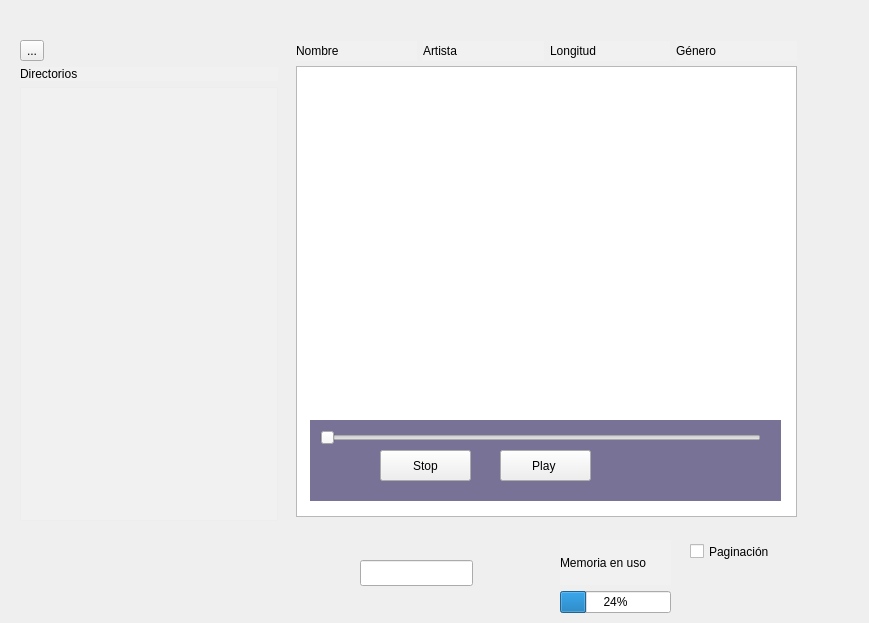
This is Proyecto1-Radio/widget.ui in lazhero/RadioOdyssey as Qt 5 draws it before an edit. The edited form follows.
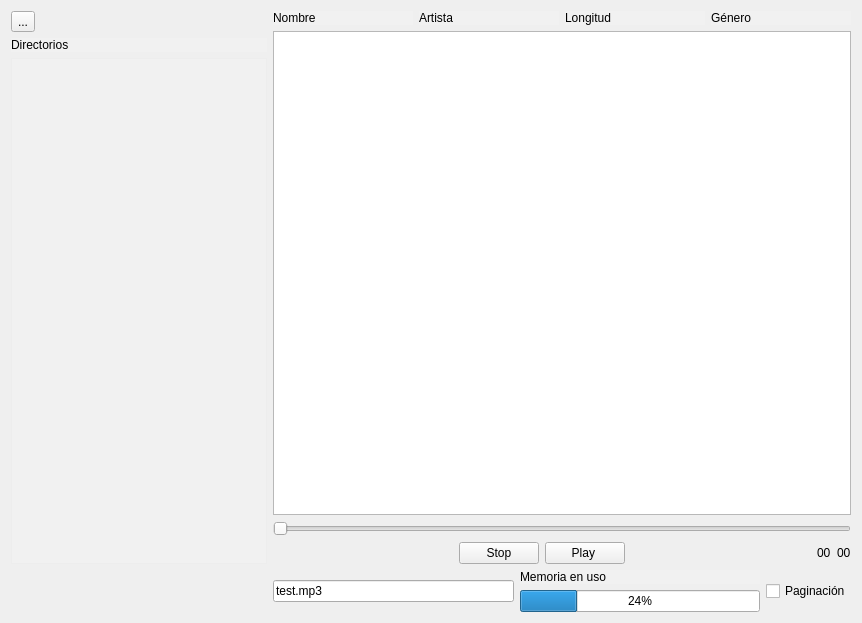
This is the edited form.

Commit message:
TimeBar and resizable window
-time bar works now with forward and backward
-the main window is now resizable

What changed in the file:
```diff
--- a/Proyecto1-Radio/widget.ui
+++ b/Proyecto1-Radio/widget.ui
@@ -6,7 +6,7 @@
    <rect>
     <x>0</x>
     <y>0</y>
-    <width>869</width>
+    <width>862</width>
     <height>623</height>
    </rect>
   </property>
@@ -16,28 +16,8 @@
   <property name="styleSheet">
    <string notr="true"/>
   </property>
-  <widget class="QCheckBox" name="checkBox">
-   <property name="geometry">
-    <rect>
-     <x>690</x>
-     <y>540</y>
-     <width>92</width>
-     <height>23</height>
-    </rect>
-   </property>
-   <property name="text">
-    <string>Paginación</string>
-   </property>
-  </widget>
-  <widget class="QWidget" name="layoutWidget">
-   <property name="geometry">
-    <rect>
-     <x>20</x>
-     <y>40</y>
-     <width>258</width>
-     <height>481</height>
-    </rect>
-   </property>
+  <layout class="QGridLayout" name="gridLayout">
+   <item row="0" column="0" rowspan="2">
    <layout class="QVBoxLayout" name="verticalLayout_2">
     <item>
      <widget class="QToolButton" name="toolButton">
@@ -66,16 +46,105 @@
      </widget>
     </item>
    </layout>
-  </widget>
-  <widget class="QWidget" name="layoutWidget">
-   <property name="geometry">
-    <rect>
-     <x>560</x>
-     <y>540</y>
+   </item>
+   <item row="1" column="1" colspan="3">
+    <layout class="QVBoxLayout" name="verticalLayout">
+     <item>
+      <widget class="QListView" name="listView"/>
+     </item>
+     <item>
+      <widget class="QSlider" name="timeBar">
+       <property name="orientation">
+        <enum>Qt::Horizontal</enum>
+       </property>
+      </widget>
+     </item>
+     <item>
+      <layout class="QHBoxLayout" name="horizontalLayout_2">
+       <item>
+        <spacer name="horizontalSpacer">
+         <property name="orientation">
+          <enum>Qt::Horizontal</enum>
+         </property>
+         <property name="sizeHint" stdset="0">
+          <size>
+           <width>40</width>
+           <height>20</height>
+          </size>
+         </property>
+        </spacer>
+       </item>
+       <item>
+        <widget class="QPushButton" name="PlayB_2">
+         <property name="styleSheet">
+          <string notr="true"/>
+         </property>
+         <property name="text">
+          <string>Stop</string>
+         </property>
+         <property name="iconSize">
+          <size>
      <width>111</width>
-     <height>73</height>
-    </rect>
-   </property>
+           <height>111</height>
+          </size>
+         </property>
+        </widget>
+       </item>
+       <item>
+        <widget class="QPushButton" name="PlayB">
+         <property name="styleSheet">
+          <string notr="true"/>
+         </property>
+         <property name="text">
+          <string>Play </string>
+         </property>
+         <property name="iconSize">
+          <size>
+           <width>111</width>
+           <height>111</height>
+          </size>
+         </property>
+        </widget>
+       </item>
+       <item>
+        <spacer name="horizontalSpacer_2">
+         <property name="orientation">
+          <enum>Qt::Horizontal</enum>
+         </property>
+         <property name="sizeHint" stdset="0">
+          <size>
+           <width>40</width>
+           <height>20</height>
+          </size>
+         </property>
+        </spacer>
+       </item>
+       <item>
+        <widget class="QLabel" name="Duration">
+         <property name="text">
+          <string>00</string>
+         </property>
+        </widget>
+       </item>
+       <item>
+        <widget class="QLabel" name="currentTIME">
+         <property name="text">
+          <string>00</string>
+         </property>
+        </widget>
+       </item>
+      </layout>
+     </item>
+    </layout>
+   </item>
+   <item row="2" column="1">
+    <widget class="QLineEdit" name="input">
+     <property name="text">
+      <string>test.mp3</string>
+     </property>
+    </widget>
+   </item>
+   <item row="2" column="2">
    <layout class="QVBoxLayout" name="verticalLayout_3">
     <item>
      <widget class="QLabel" name="label_10">
@@ -96,64 +165,15 @@
      </widget>
     </item>
    </layout>
-  </widget>
-  <widget class="QLabel" name="label">
-   <property name="geometry">
-    <rect>
-     <x>310</x>
-     <y>420</y>
-     <width>471</width>
-     <height>81</height>
-    </rect>
-   </property>
-   <property name="styleSheet">
-    <string notr="true">background-color: rgba(41, 31, 89, 161);</string>
-   </property>
+   </item>
+   <item row="2" column="3">
+    <widget class="QCheckBox" name="checkBox">
    <property name="text">
-    <string/>
-   </property>
-  </widget>
-  <widget class="QPushButton" name="PlayB">
-   <property name="geometry">
-    <rect>
-     <x>500</x>
-     <y>450</y>
-     <width>91</width>
-     <height>31</height>
-    </rect>
-   </property>
-   <property name="styleSheet">
-    <string notr="true"/>
-   </property>
-   <property name="text">
-    <string>Play </string>
-   </property>
-   <property name="iconSize">
-    <size>
-     <width>111</width>
-     <height>111</height>
-    </size>
-   </property>
-  </widget>
-  <widget class="QListView" name="listView">
-   <property name="geometry">
-    <rect>
-     <x>296</x>
-     <y>66</y>
-     <width>501</width>
-     <height>451</height>
-    </rect>
-   </property>
-  </widget>
-  <widget class="QWidget" name="layoutWidget">
-   <property name="geometry">
-    <rect>
-     <x>296</x>
-     <y>41</y>
-     <width>501</width>
-     <height>20</height>
-    </rect>
-   </property>
+      <string>Paginación</string>
+     </property>
+    </widget>
+   </item>
+   <item row="0" column="1" colspan="3">
    <layout class="QHBoxLayout" name="horizontalLayout">
     <item>
      <widget class="QLabel" name="label_5">
@@ -200,52 +220,8 @@
      </widget>
     </item>
    </layout>
-  </widget>
-  <widget class="QPushButton" name="PlayB_2">
-   <property name="geometry">
-    <rect>
-     <x>380</x>
-     <y>450</y>
-     <width>91</width>
-     <height>31</height>
-    </rect>
-   </property>
-   <property name="styleSheet">
-    <string notr="true"/>
-   </property>
-   <property name="text">
-    <string>Stop</string>
-   </property>
-   <property name="iconSize">
-    <size>
-     <width>111</width>
-     <height>111</height>
-    </size>
-   </property>
-  </widget>
-  <widget class="QSlider" name="timeBar">
-   <property name="geometry">
-    <rect>
-     <x>320</x>
-     <y>430</y>
-     <width>441</width>
-     <height>16</height>
-    </rect>
-   </property>
-   <property name="orientation">
-    <enum>Qt::Horizontal</enum>
-   </property>
-  </widget>
-  <widget class="QLineEdit" name="input">
-   <property name="geometry">
-    <rect>
-     <x>360</x>
-     <y>560</y>
-     <width>113</width>
-     <height>26</height>
-    </rect>
-   </property>
-  </widget>
+   </item>
+  </layout>
   <zorder>listView</zorder>
   <zorder>label</zorder>
   <zorder>checkBox</zorder>
```
Left out of the diff: 8 changed lines with no effect on the pictures. Lines whose indentation alone changed are shown as unchanged. The commit also changes 6 other files.
